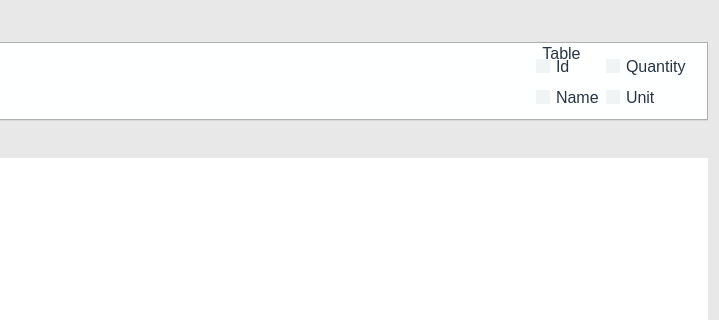
Old version of the form Source/Time-Track/mainform.ui in the repository joshuawootonn/time-track; both pictures show x 561 to 1280 and y 0 to 320 of the 1280 by 720 pixel window.
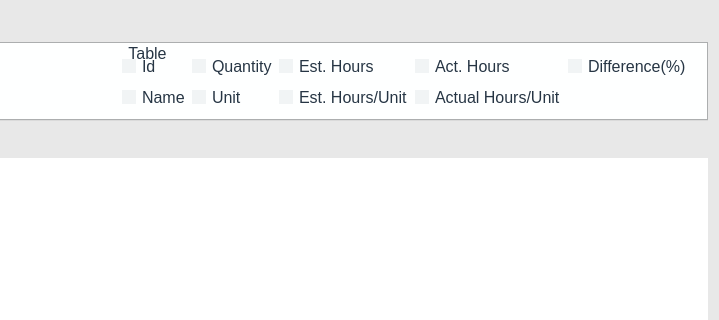
New version of the form. The open tabs and pages were chosen to show the change.

```diff
--- a/Source/Time-Track/mainform.ui
+++ b/Source/Time-Track/mainform.ui
@@ -655,7 +655,7 @@
        <item row="2" column="0">
         <widget class="QTabWidget" name="MainTabs">
          <property name="currentIndex">
-          <number>0</number>
+          <number>1</number>
          </property>
          <property name="tabsClosable">
           <bool>false</bool>
@@ -743,7 +743,7 @@
               </widget>
              </item>
              <item>
-              <widget class="QTableView" name="ProjectItemView">
+              <widget class="QTableWidget" name="ProjectItemWidget">
                <property name="frameShape">
                 <enum>QFrame::NoFrame</enum>
                </property>
@@ -1307,6 +1307,27 @@
               <property name="bottomMargin">
                <number>7</number>
               </property>
+              <item row="0" column="2">
+               <widget class="QCheckBox" name="ProjectItemEstHours">
+                <property name="text">
+                 <string>Est. Hours</string>
+                </property>
+               </widget>
+              </item>
+              <item row="1" column="2">
+               <widget class="QCheckBox" name="ProjectItemEstHourUnit">
+                <property name="text">
+                 <string>Est. Hours/Unit</string>
+                </property>
+               </widget>
+              </item>
+              <item row="0" column="3">
+               <widget class="QCheckBox" name="ProjectItemActHours">
+                <property name="text">
+                 <string>Act. Hours</string>
+                </property>
+               </widget>
+              </item>
               <item row="1" column="0">
                <widget class="QCheckBox" name="ProjectItemName">
                 <property name="text">
@@ -1321,13 +1342,6 @@
                 </property>
                </widget>
               </item>
-              <item row="0" column="1">
-               <widget class="QCheckBox" name="ProjectItemQuantity">
-                <property name="text">
-                 <string>Quantity</string>
-                </property>
-               </widget>
-              </item>
               <item row="1" column="1">
                <widget class="QCheckBox" name="ProjectItemDimension">
                 <property name="text">
@@ -1335,6 +1349,27 @@
                 </property>
                </widget>
               </item>
+              <item row="0" column="1">
+               <widget class="QCheckBox" name="ProjectItemQuantity">
+                <property name="text">
+                 <string>Quantity</string>
+                </property>
+               </widget>
+              </item>
+              <item row="1" column="3">
+               <widget class="QCheckBox" name="ProjectItemActHourUnit">
+                <property name="text">
+                 <string>Actual Hours/Unit</string>
+                </property>
+               </widget>
+              </item>
+              <item row="0" column="4">
+               <widget class="QCheckBox" name="ProjectItemDifference">
+                <property name="text">
+                 <string>Difference(%)</string>
+                </property>
+               </widget>
+              </item>
              </layout>
             </widget>
            </item>
```
Left out of the diff: 1 changed line with no effect on the pictures.
